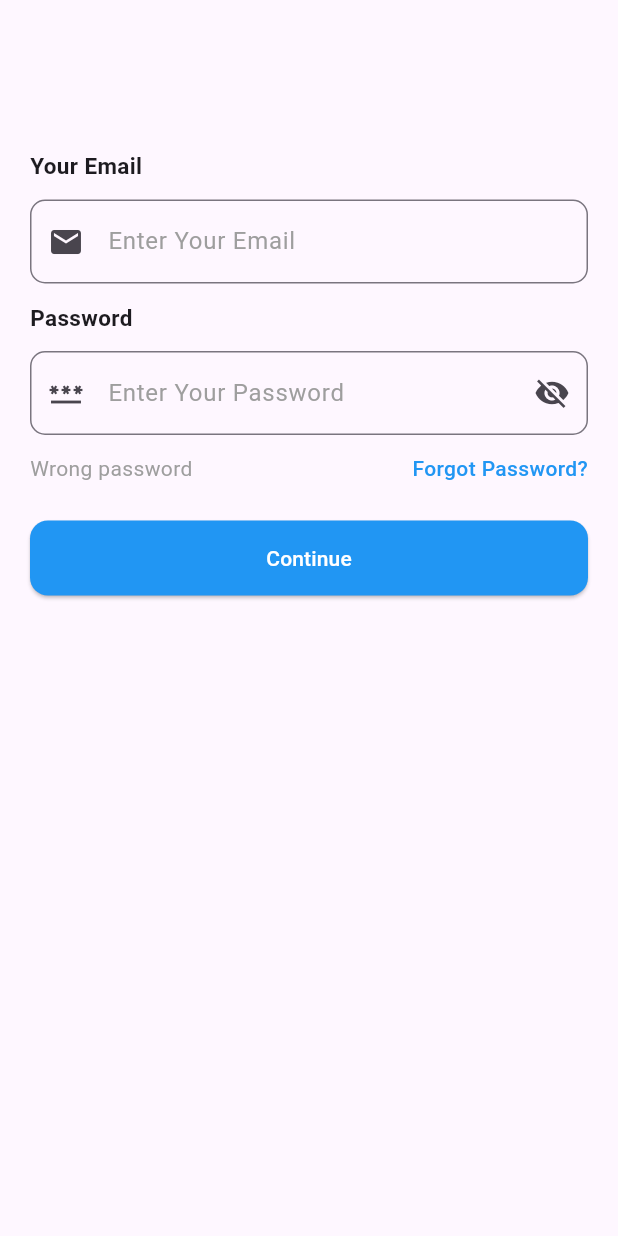
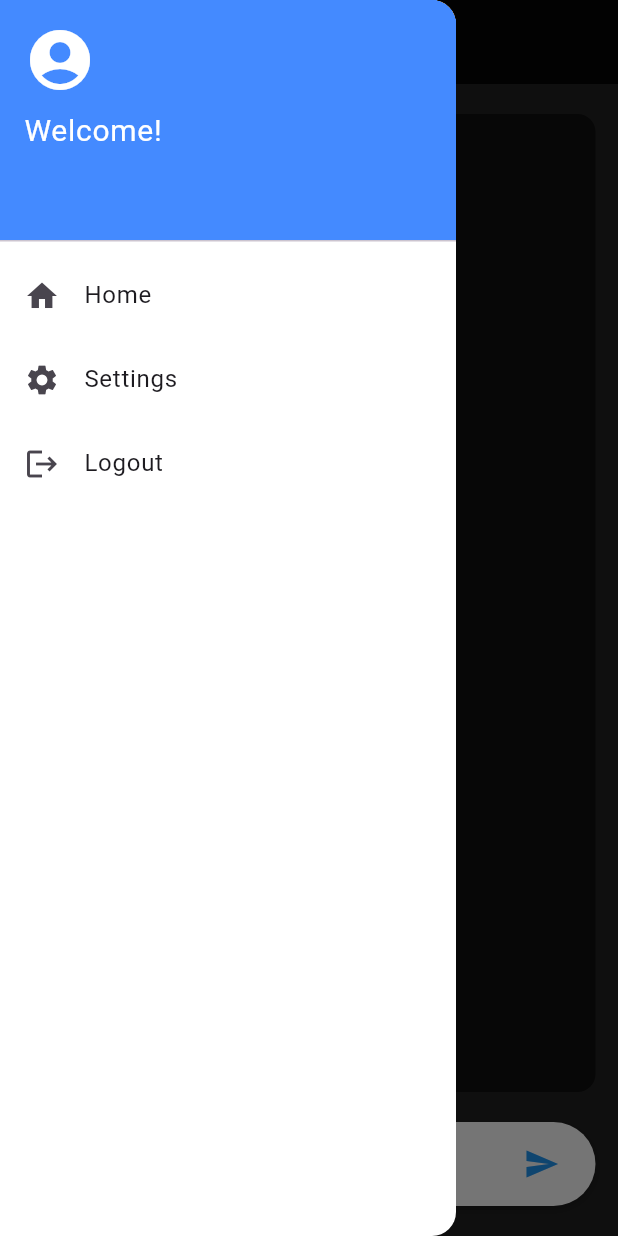
Before and after one commit to MeharAzaan/officialgpt, a Flutter app: the screen it shows after launch, with the side drawer open (before the commit the screen has no drawer), on a phone screen of 412 x 824 dp. Run offline on Flutter 3.47's test engine with Material 3 defaults, Android fonts, the phone set to English and light mode, and no system bars; our stand-ins replace font_awesome_flutter.

Commit message:
6 august night work

```diff
--- /dev/null
+++ b/lib/View/MainUi.dart
@@ -0,0 +1,145 @@
+import 'package:flutter/material.dart';
+
+class Mainui extends StatefulWidget {
+  const Mainui({super.key});
+
+  @override
+  State<Mainui> createState() => _MainuiState();
+}
+
+class _MainuiState extends State<Mainui> {
+  late final TextEditingController inputcontroller;
+
+  @override
+  void initState() {
+    inputcontroller = TextEditingController();
+    super.initState();
+  }
+
+  @override
+  void dispose() {
+    inputcontroller.dispose();
+    super.dispose();
+  }
+
+  @override
+  Widget build(BuildContext context) {
+    return Scaffold(
+      backgroundColor: Colors.grey[900],
+      appBar: AppBar(
+        backgroundColor: Colors.black87,
+        title: Text(
+          "ChatGPT Lite",
+          style: TextStyle(color: Colors.white, fontWeight: FontWeight.bold),
+        ),
+        iconTheme: IconThemeData(color: Colors.white),
+        elevation: 0,
+      ),
+
+      // Drawer
+      drawer: Drawer(
+        backgroundColor: Colors.white,
+        child: SafeArea(
+          child: ListView(
+            padding: EdgeInsets.zero,
+            children: [
+              DrawerHeader(
+                decoration: BoxDecoration(color: Colors.blueAccent),
+                child: Column(
+                  crossAxisAlignment: CrossAxisAlignment.start,
+                  children: [
+                    Icon(Icons.account_circle, size: 48, color: Colors.white),
+                    SizedBox(height: 8),
+                    Text(
+                      "Welcome!",
+                      style: TextStyle(color: Colors.white, fontSize: 20),
+                    ),
+                  ],
+                ),
+              ),
+              ListTile(
+                leading: Icon(Icons.home),
+                title: Text("Home"),
+                onTap: () {},
+              ),
+              ListTile(
+                leading: Icon(Icons.settings),
+                title: Text("Settings"),
+                onTap: () {},
+              ),
+              ListTile(
+                leading: Icon(Icons.logout),
+                title: Text("Logout"),
+                onTap: () {},
+              ),
+            ],
+          ),
+        ),
+      ),
+
+      // Body
+      body: Padding(
+        padding: const EdgeInsets.fromLTRB(15, 20, 15, 20),
+        child: Column(
+          children: [
+            // Chat messages area (placeholder)
+            Expanded(
+              child: Container(
+                width: double.infinity,
+                decoration: BoxDecoration(
+                  color: Colors.black54,
+                  borderRadius: BorderRadius.circular(12),
+                ),
+                child: Center(
+                  child: Text(
+                    "Your chat will appear here",
+                    style: TextStyle(color: Colors.white54, fontSize: 16),
+                  ),
+                ),
+              ),
+            ),
+
+            SizedBox(height: 20),
+
+            // Message input box with send icon
+            Container(
+              padding: EdgeInsets.symmetric(horizontal: 12, vertical: 4),
+              decoration: BoxDecoration(
+                color: Colors.white,
+                borderRadius: BorderRadius.circular(30),
+                boxShadow: [
+                  BoxShadow(
+                      color: Colors.black26, blurRadius: 5, offset: Offset(0, 2)),
+                ],
+              ),
+              child: Row(
+                children: [
+                  Expanded(
+                    child: TextField(
+                      controller: inputcontroller,
+                      decoration: InputDecoration(
+                        hintText: "Enter your message...",
+                        border: InputBorder.none,
+                      ),
+                    ),
+                  ),
+                  IconButton(
+                    icon: Icon(Icons.send, color: Colors.blue),
+                    onPressed: () {
+                      // Handle send action
+                      final message = inputcontroller.text.trim();
+                      if (message.isNotEmpty) {
+                        print("Sending: $message");
+                        inputcontroller.clear();
+                      }
+                    },
+                  )
+                ],
+              ),
+            ),
+          ],
+        ),
+      ),
+    );
+  }
+}
--- a/lib/main.dart
+++ b/lib/main.dart
@@ -1,5 +1,7 @@
 import 'package:flutter/material.dart';
 import 'package:official_gpt/View/Login.dart';
+import 'package:official_gpt/View/MainUi.dart';
+import 'package:official_gpt/View/forgotpassword.dart';
 import 'package:provider/provider.dart';
 
 import 'Controller/Providers/LoginProvider.dart';
@@ -23,7 +25,7 @@ class MyApp extends StatelessWidget {
 
         colorScheme: ColorScheme.fromSeed(seedColor: Colors.deepPurple),
       ),
-      home:Login(),
+      home:Mainui(),
     );
   }
 }
--- a/pubspec.yaml
+++ b/pubspec.yaml
@@ -35,6 +35,7 @@ dependencies:
   # Use with the CupertinoIcons class for iOS style icons.
   cupertino_icons: ^1.0.8
   provider: ^6.1.5
+  font_awesome_flutter: ^10.9.0
 
 dev_dependencies:
   flutter_test:
```
Also changed, not shown: lib/View/Login.dart (+35 -0 lines), lib/View/forgotpassword.dart (added, +127 -0 lines), pubspec.lock.
